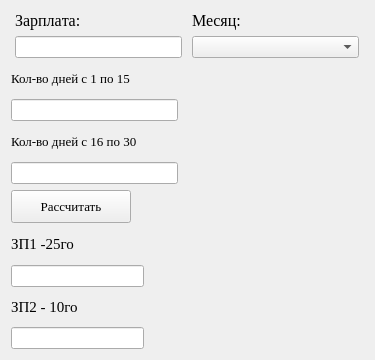
Old version of the form zp.ui in the repository TamaraSoloveva/ZP.
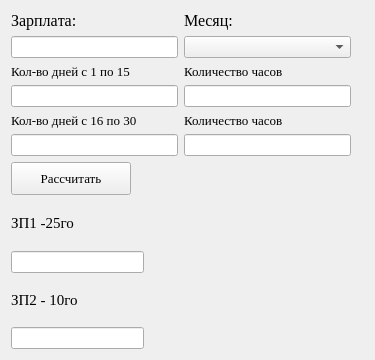
New version of the form.

Commit message: Версия с исправлением дней, на часы

What changed in the file:
```diff
--- a/zp.ui
+++ b/zp.ui
@@ -25,10 +25,10 @@
   <property name="windowTitle">
    <string>Две ЗП2</string>
   </property>
-  <layout class="QVBoxLayout" name="verticalLayout">
-   <item>
     <layout class="QGridLayout" name="gridLayout">
      <item row="0" column="0">
+    <layout class="QFormLayout" name="formLayout_3">
+     <item row="0" column="0">
       <widget class="QLabel" name="label">
        <property name="font">
         <font>
@@ -110,8 +110,16 @@
      </item>
     </layout>
    </item>
-   <item>
+   <item row="1" column="0">
+    <layout class="QFormLayout" name="formLayout_2">
+     <item row="0" column="0">
     <widget class="QLabel" name="label_2">
+       <property name="minimumSize">
+        <size>
+         <width>161</width>
+         <height>0</height>
+        </size>
+       </property>
      <property name="font">
       <font>
        <family>Georgia</family>
@@ -126,7 +134,20 @@
      </property>
     </widget>
    </item>
-   <item>
+     <item row="0" column="1">
+      <widget class="QLabel" name="label_7">
+       <property name="font">
+        <font>
+         <family>Georgia</family>
+         <pointsize>10</pointsize>
+        </font>
+       </property>
+       <property name="text">
+        <string>Количество часов</string>
+       </property>
+      </widget>
+     </item>
+     <item row="1" column="0">
     <widget class="QLineEdit" name="lineEdit">
      <property name="sizePolicy">
       <sizepolicy hsizetype="Fixed" vsizetype="Fixed">
@@ -154,8 +175,40 @@
      </property>
     </widget>
    </item>
-   <item>
+     <item row="1" column="1">
+      <widget class="QLineEdit" name="lineEdit_6">
+       <property name="minimumSize">
+        <size>
+         <width>167</width>
+         <height>22</height>
+        </size>
+       </property>
+       <property name="maximumSize">
+        <size>
+         <width>167</width>
+         <height>22</height>
+        </size>
+       </property>
+       <property name="font">
+        <font>
+         <family>Georgia</family>
+         <pointsize>10</pointsize>
+        </font>
+       </property>
+      </widget>
+     </item>
+    </layout>
+   </item>
+   <item row="2" column="0">
+    <layout class="QFormLayout" name="formLayout">
+     <item row="0" column="0">
     <widget class="QLabel" name="label_3">
+       <property name="minimumSize">
+        <size>
+         <width>161</width>
+         <height>0</height>
+        </size>
+       </property>
      <property name="font">
       <font>
        <family>Georgia</family>
@@ -170,7 +223,20 @@
      </property>
     </widget>
    </item>
-   <item>
+     <item row="0" column="1">
+      <widget class="QLabel" name="label_8">
+       <property name="font">
+        <font>
+         <family>Georgia</family>
+         <pointsize>10</pointsize>
+        </font>
+       </property>
+       <property name="text">
+        <string>Количество часов</string>
+       </property>
+      </widget>
+     </item>
+     <item row="1" column="0">
     <widget class="QLineEdit" name="lineEdit_3">
      <property name="sizePolicy">
       <sizepolicy hsizetype="Fixed" vsizetype="Fixed">
@@ -198,7 +264,31 @@
      </property>
     </widget>
    </item>
-   <item>
+     <item row="1" column="1">
+      <widget class="QLineEdit" name="lineEdit_7">
+       <property name="minimumSize">
+        <size>
+         <width>167</width>
+         <height>22</height>
+        </size>
+       </property>
+       <property name="maximumSize">
+        <size>
+         <width>167</width>
+         <height>22</height>
+        </size>
+       </property>
+       <property name="font">
+        <font>
+         <family>Georgia</family>
+         <pointsize>10</pointsize>
+        </font>
+       </property>
+      </widget>
+     </item>
+    </layout>
+   </item>
+   <item row="3" column="0">
     <widget class="QPushButton" name="pushButton">
      <property name="minimumSize">
       <size>
@@ -223,7 +313,7 @@
      </property>
     </widget>
    </item>
-   <item>
+   <item row="4" column="0">
     <widget class="QLabel" name="label_4">
      <property name="font">
       <font>
@@ -236,7 +326,7 @@
      </property>
     </widget>
    </item>
-   <item>
+   <item row="5" column="0">
     <widget class="QLineEdit" name="lineEdit_4">
      <property name="minimumSize">
       <size>
@@ -260,7 +350,7 @@
      </property>
     </widget>
    </item>
-   <item>
+   <item row="6" column="0">
     <widget class="QLabel" name="label_5">
      <property name="font">
       <font>
```
Left out of the diff: 4 changed lines with no effect on the pictures. Lines whose indentation alone changed are shown as unchanged. The commit also changes 2 other files.
